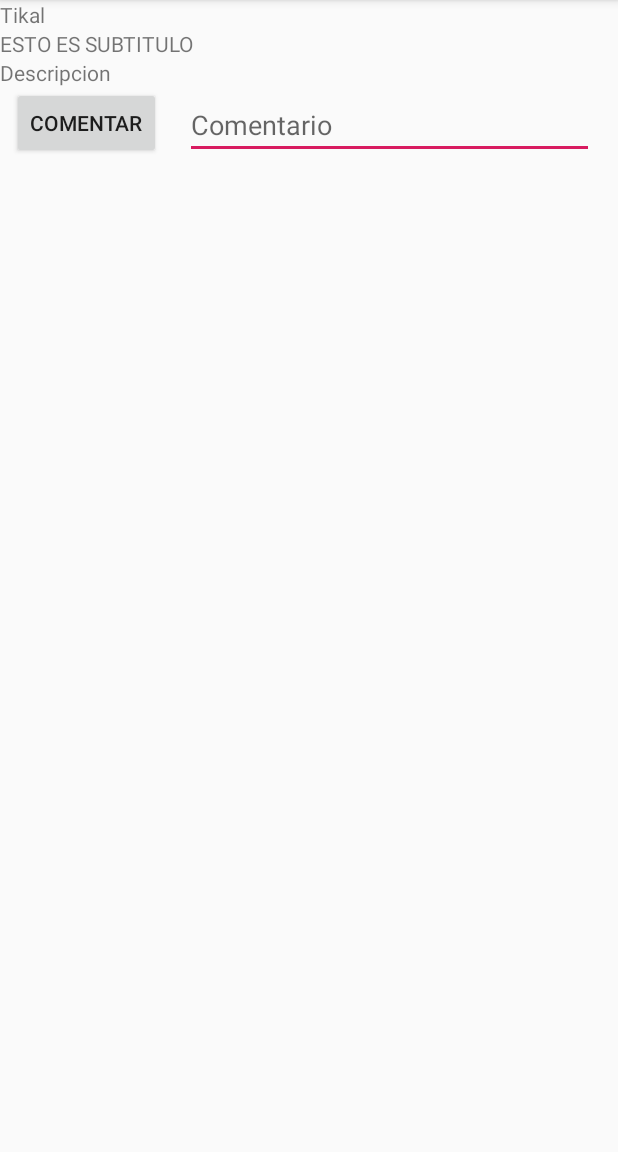
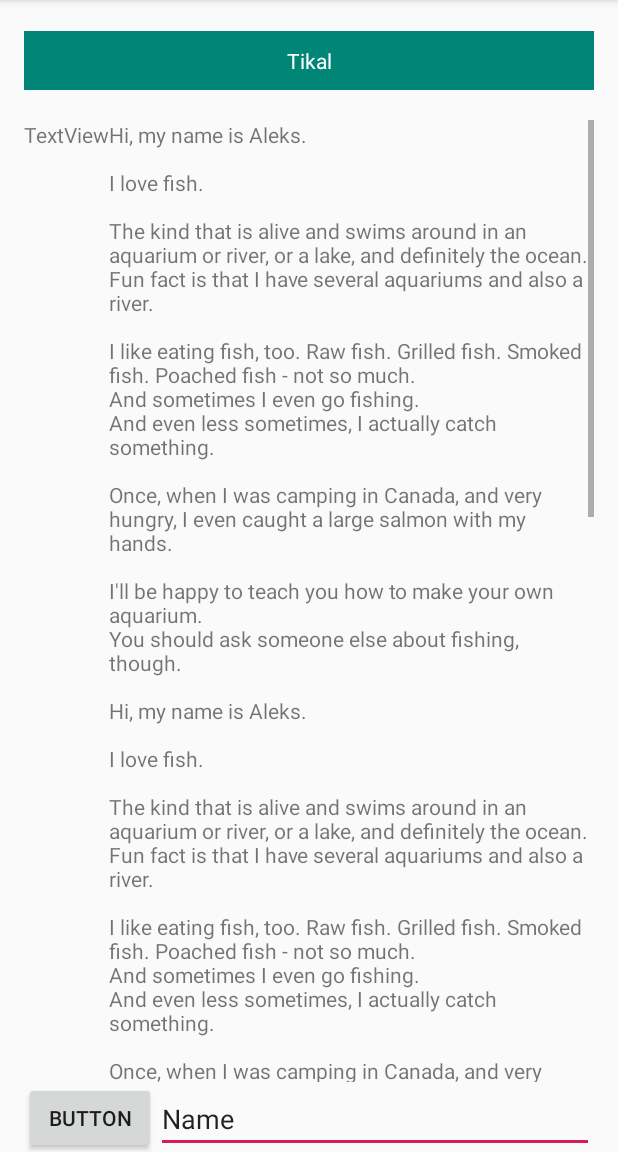
Before and after one commit to bryannalfaro/Laboratorio3, an Android app: the screen it shows after launch (Places), after a tap on "TIKAL", on a phone screen of 412 x 824 dp, the part 84-1236 px from its top. Run offline under Robolectric (Android 15) with nearby library versions, the phone set to English and light mode, and no system bars; our stand-ins replace data binding.

Commit message:
Segunda vista mejorada

```diff
--- a/app/src/main/java/com/example/laboratorio3final/Places.kt
+++ b/app/src/main/java/com/example/laboratorio3final/Places.kt
@@ -16,9 +16,9 @@ class Places : AppCompatActivity() {
 
 
     override fun onCreate(savedInstanceState: Bundle?) {
-        val prueba:Modelo=Modelo(getString(R.string.tikal), "ESTO ES SUBTITULO","Descripcion")
-        val prueba1:Modelo=Modelo("ESTO FUNCIONO2", "ESTO ES SUBTITULO","Descripcion")
-        val prueba2:Modelo=Modelo("ESTO FUNCIONO3", "ESTO ES SUBTITULO","Descripcion")
+        val prueba:Modelo=Modelo(getString(R.string.tikal), "ESTO ES SUBTITULO",getString(R.string.bio))
+        val prueba1:Modelo=Modelo(getString(R.string.antigua), "ESTO ES SUBTITULO","Descripcion")
+        val prueba2:Modelo=Modelo(getString(R.string.semuc), "ESTO ES SUBTITULO","Descripcion")
 
         super.onCreate(savedInstanceState)
 
--- a/app/src/main/res/layout/activity_main.xml
+++ b/app/src/main/res/layout/activity_main.xml
@@ -98,12 +98,13 @@
         android:layout_marginTop="16dp"
         android:layout_marginBottom="8dp"
         android:text="@string/esta_app"
+        android:textAlignment="center"
         app:layout_constraintBottom_toTopOf="@+id/button6"
         app:layout_constraintEnd_toEndOf="parent"
         app:layout_constraintHorizontal_bias="0.09"
         app:layout_constraintStart_toStartOf="parent"
         app:layout_constraintTop_toTopOf="@+id/name_set"
-        app:layout_constraintVertical_bias="0.100000024" />
+        app:layout_constraintVertical_bias="0.31" />
 
     <Button
         android:id="@+id/button6"
--- a/app/src/main/res/layout/activity_places.xml
+++ b/app/src/main/res/layout/activity_places.xml
@@ -11,75 +11,85 @@
     <androidx.constraintlayout.widget.ConstraintLayout
         android:layout_width="match_parent"
         android:layout_height="match_parent"
-    tools:context=".Places">
-
-    <LinearLayout
-        android:layout_width="match_parent"
-        android:layout_height="match_parent"
-        android:orientation="vertical">
+        tools:context=".activities.Places">
 
         <TextView
             android:id="@+id/title"
             android:layout_width="match_parent"
             android:layout_height="wrap_content"
-            android:text="@={modelo.title}" />
+            android:layout_marginStart="16dp"
+            android:layout_marginEnd="16dp"
+            android:background="@color/colorPrimary"
+            android:gravity="center"
+            android:padding="10dp"
+            android:text="@={modelo.title}"
+            android:textColor="@android:color/background_light"
+            app:layout_constraintBottom_toTopOf="@+id/scrollView2"
+            app:layout_constraintEnd_toEndOf="parent"
+            app:layout_constraintStart_toStartOf="@+id/button5"
+            app:layout_constraintTop_toTopOf="parent" />
+
+        <ScrollView
+            android:id="@+id/scrollView2"
+            android:layout_width="0dp"
+            android:layout_height="0dp"
+            android:layout_marginStart="16dp"
+            android:layout_marginTop="80dp"
+            android:layout_marginEnd="16dp"
+            app:layout_constraintBottom_toTopOf="@+id/button5"
+            app:layout_constraintEnd_toEndOf="parent"
+            app:layout_constraintStart_toStartOf="parent"
+            app:layout_constraintTop_toTopOf="parent">
+
+            <LinearLayout
+                android:layout_width="match_parent"
+                android:layout_height="match_parent"
+                android:orientation="horizontal">
 
                 <TextView
                     android:id="@+id/subtitle"
-            android:layout_width="match_parent"
+                    android:layout_width="wrap_content"
                     android:layout_height="wrap_content"
-            android:text="@={modelo.phrase}" />
+                    android:layout_gravity="top"
+                    android:text="TextView" />
 
-        <ScrollView
-            android:layout_width="match_parent"
-            android:layout_height="match_parent">
-
-            <LinearLayout
-                android:layout_width="match_parent"
-                android:layout_height="wrap_content"
-                android:orientation="vertical" >
-
-                <TextView
+                <TextView xmlns:android="http://schemas.android.com/apk/res/android"
                     android:id="@+id/description"
                     android:layout_width="match_parent"
                     android:layout_height="wrap_content"
+                    android:layout_gravity="center"
+                    android:layout_weight="1"
                     android:text="@={modelo.description}" />
+            </LinearLayout>
 
-                <androidx.constraintlayout.widget.ConstraintLayout
-                    android:layout_width="match_parent"
-                    android:layout_height="match_parent">
+
+        </ScrollView>
 
         <Button
-                        android:id="@+id/button"
+            android:id="@+id/button5"
             android:layout_width="wrap_content"
             android:layout_height="wrap_content"
-                        android:layout_marginStart="8dp"
-                        android:text="@string/comentar"
+            android:layout_marginStart="16dp"
+            android:text="Button"
             app:layout_constraintBottom_toBottomOf="parent"
-                        app:layout_constraintEnd_toStartOf="@+id/editText3"
-                        app:layout_constraintHorizontal_bias="0.437"
-                        app:layout_constraintStart_toStartOf="parent" />
+            app:layout_constraintEnd_toStartOf="@+id/editText"
+            app:layout_constraintStart_toStartOf="parent"
+            app:layout_constraintTop_toTopOf="@+id/editText" />
 
         <EditText
-                        android:id="@+id/editText3"
+            android:id="@+id/editText"
             android:layout_width="0dp"
             android:layout_height="wrap_content"
-                        android:layout_marginStart="16dp"
+            android:layout_marginTop="2dp"
             android:layout_marginEnd="16dp"
             android:ems="10"
             android:inputType="textPersonName"
-                        android:text=""
-                        android:hint="@string/comentario"
+            android:text="Name"
             app:layout_constraintBottom_toBottomOf="parent"
             app:layout_constraintEnd_toEndOf="parent"
-                        app:layout_constraintStart_toEndOf="@+id/button" />
-                </androidx.constraintlayout.widget.ConstraintLayout>
+            app:layout_constraintStart_toEndOf="@+id/button5"
+            app:layout_constraintTop_toBottomOf="@+id/scrollView2" />
 
-            </LinearLayout>
-        </ScrollView>
-
-
-    </LinearLayout>
 
     </androidx.constraintlayout.widget.ConstraintLayout>
 </layout>
--- a/app/src/main/res/values/strings.xml
+++ b/app/src/main/res/values/strings.xml
@@ -7,7 +7,7 @@
     <string name="image_here">Image Here</string>
     <string name="comentar">Comentar</string>
     <string name="comentario">Comentario</string>
-    <string name="bio">\n\Hi, my name is Aleks.
+    <string name="bio">Hi, my name is Aleks.
 \n\nI love fish.
 \n\nThe kind that is alive and swims around in an aquarium or river, or a lake, and definitely the ocean.
 \nFun fact is that I have several aquariums and also a river.
```
Lines whose indentation alone changed are shown as unchanged.
